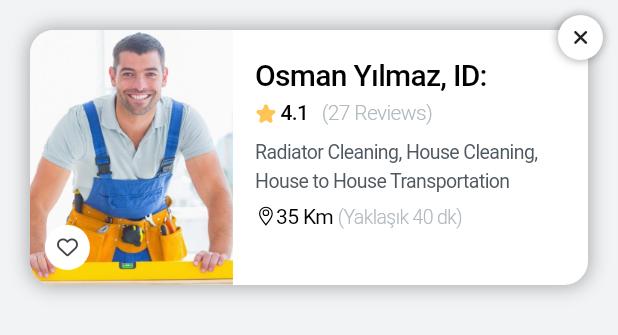
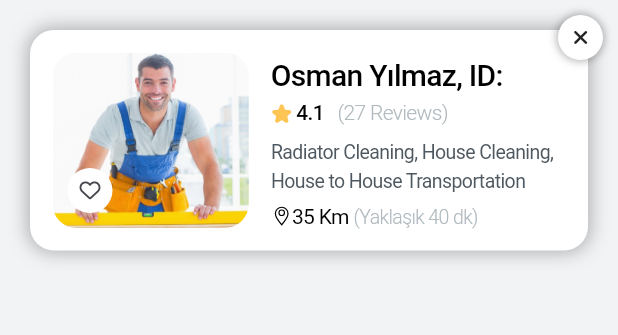
Before and after one commit to aymer-prime/gelirx, a Flutter app: the MasterDialog widget shown alone on an empty page, opened directly with empty values, on a phone screen of 412 x 824 dp. Shown: the top 335 px of the screen. Run offline on Flutter 3.47's test engine with Material 3 defaults, Android fonts, the phone set to English and light mode, and no system bars; our stand-ins replace another_flushbar, auto_route, bloc, cached_network_image, cloud_firestore, connectivity_plus and 29 more; missing offline and left inert: dart:ffi, flutter_callkit_incoming, flutter_map_cancellable_tile_provider, geolocator_platform_interface; accounts and stored records are empty; network calls fail.

Commit message:
master dialog UI update

```diff
--- a/lib/features/home/presentation/widgets/dialogs/master_dialog_screen.dart
+++ b/lib/features/home/presentation/widgets/dialogs/master_dialog_screen.dart
@@ -106,8 +106,8 @@ class MasterDialog extends StatelessWidget {
 
   @override
   Widget build(BuildContext context) {
-    return SizedBox(
-      height: 210,
+    return IntrinsicHeight(
+      child: SizedBox(
         width: double.infinity,
         child: GestureDetector(
           onTap: () {
@@ -119,7 +119,7 @@ class MasterDialog extends StatelessWidget {
             children: [
               Container(
                 margin: const EdgeInsets.all(
-                AppPadding.p20,
+                  AppMargin.m20,
                 ),
                 decoration: BoxDecoration(
                   color: ColorManager.white,
@@ -132,6 +132,8 @@ class MasterDialog extends StatelessWidget {
                     )
                   ],
                 ),
+                child: Padding(
+                  padding: const EdgeInsets.all(AppPadding.p15),
                   child: Row(
                     children: [
                       Flexible(
@@ -141,10 +143,8 @@ class MasterDialog extends StatelessWidget {
                             SizedBox(
                               height: double.infinity,
                               child: ClipRRect(
-                            borderRadius: const BorderRadius.only(
-                              topLeft: Radius.circular(16),
-                              bottomLeft: Radius.circular(16),
-                            ),
+                                borderRadius:
+                                    BorderRadius.circular(AppSize.s16),
                                 child: Image.asset(
                                   ImageAssets.handyman,
                                   fit: BoxFit.cover,
@@ -171,10 +171,9 @@ class MasterDialog extends StatelessWidget {
                           ],
                         ),
                       ),
+                      const SizedBox(width: AppSize.s15),
                       Flexible(
-                    flex: 7,
-                    child: Padding(
-                      padding: const EdgeInsets.all(AppPadding.p15),
+                        flex: 6,
                         child: Column(
                           crossAxisAlignment: CrossAxisAlignment.start,
                           children: [
@@ -195,8 +194,8 @@ class MasterDialog extends StatelessWidget {
                                     children: [
                                       TextSpan(
                                         text: ' 4.1   ',
-                                      style:
-                                          context.textTheme.bodyLarge!.copyWith(
+                                        style: context.textTheme.bodyLarge!
+                                            .copyWith(
                                           color: ColorManager.black,
                                           fontSize: FontSizeManager.s14,
                                         ),
@@ -216,7 +215,7 @@ class MasterDialog extends StatelessWidget {
                             const SizedBox(height: AppSize.s6),
                             Text(
                               'Radiator Cleaning, House Cleaning, House to House Transportation',
-                            maxLines: 3,
+                              maxLines: 6,
                               overflow: TextOverflow.ellipsis,
                               style: getRegularStyle(
                                 color: ColorManager.textSubtitleColor,
@@ -255,9 +254,9 @@ class MasterDialog extends StatelessWidget {
                             ),
                           ],
                         ),
-                    ),
                       )
                     ],
+                  ),
                 ),
               ),
               Positioned(
@@ -289,6 +288,7 @@ class MasterDialog extends StatelessWidget {
             ],
           ),
         ),
+      ),
     );
   }
 }
```
Also changed, not shown: lib/features/main/presentation/widgets/new_navbar.dart (+24 -4 lines). Lines whose indentation alone changed are shown as unchanged.
